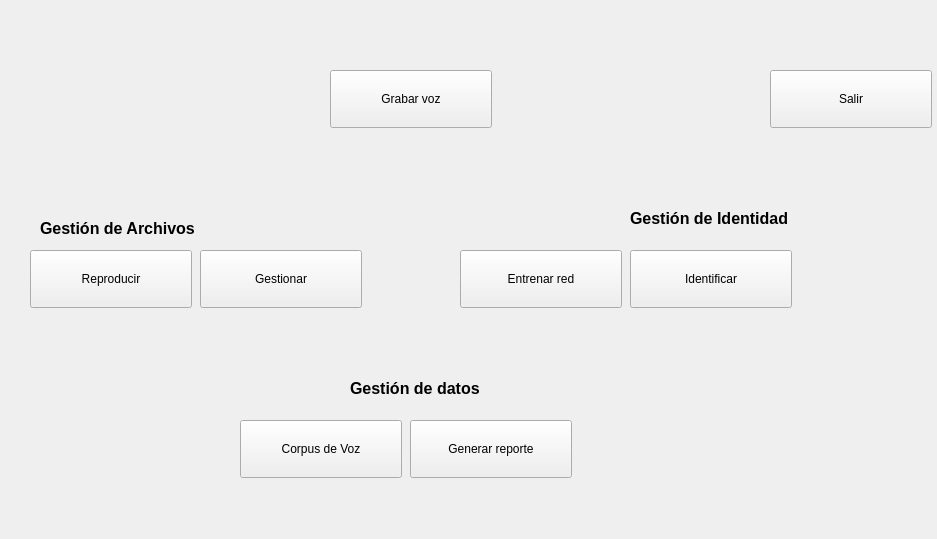
First picture: the form in srv/widget.ui, repository junkun/srv, before the edit.
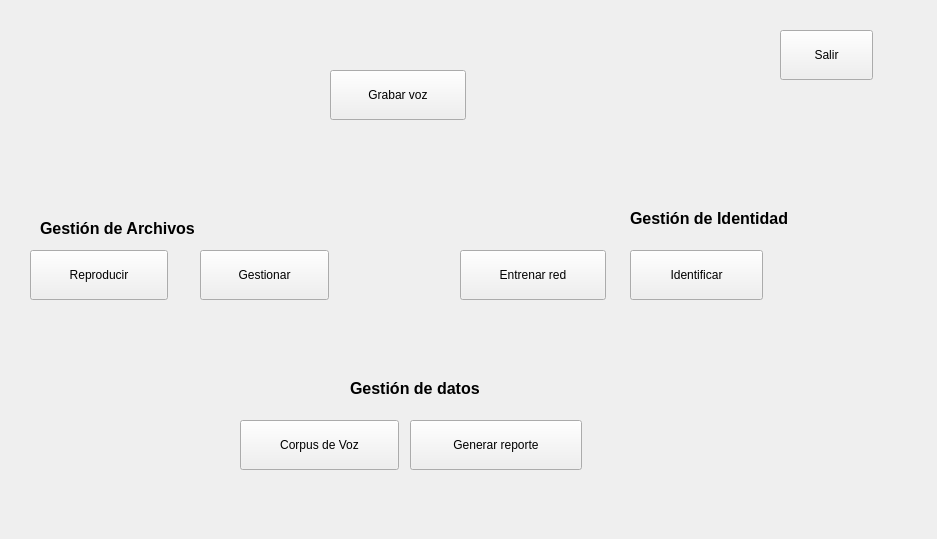
Second picture: the form after the edit. Icons and pictures are not drawn.

Diff of the .ui file:
```diff
--- a/srv/widget.ui
+++ b/srv/widget.ui
@@ -22,8 +22,8 @@
     <rect>
      <x>200</x>
      <y>250</y>
-     <width>162</width>
-     <height>58</height>
+     <width>129</width>
+     <height>50</height>
     </rect>
    </property>
    <property name="text">
@@ -45,8 +45,8 @@
     <rect>
      <x>460</x>
      <y>250</y>
-     <width>162</width>
-     <height>58</height>
+     <width>146</width>
+     <height>50</height>
     </rect>
    </property>
    <property name="text">
@@ -86,10 +86,10 @@
   <widget class="QPushButton" name="close">
    <property name="geometry">
     <rect>
-     <x>770</x>
-     <y>70</y>
-     <width>162</width>
-     <height>58</height>
+     <x>780</x>
+     <y>30</y>
+     <width>93</width>
+     <height>50</height>
     </rect>
    </property>
    <property name="text">
@@ -111,8 +111,8 @@
     <rect>
      <x>30</x>
      <y>250</y>
-     <width>162</width>
-     <height>58</height>
+     <width>138</width>
+     <height>50</height>
     </rect>
    </property>
    <property name="text">
@@ -154,8 +154,8 @@
     <rect>
      <x>410</x>
      <y>420</y>
-     <width>162</width>
-     <height>58</height>
+     <width>172</width>
+     <height>50</height>
     </rect>
    </property>
    <property name="text">
@@ -177,8 +177,8 @@
     <rect>
      <x>630</x>
      <y>250</y>
-     <width>162</width>
-     <height>58</height>
+     <width>133</width>
+     <height>50</height>
     </rect>
    </property>
    <property name="text">
@@ -200,8 +200,8 @@
     <rect>
      <x>330</x>
      <y>70</y>
-     <width>162</width>
-     <height>58</height>
+     <width>136</width>
+     <height>50</height>
     </rect>
    </property>
    <property name="text">
@@ -223,8 +223,8 @@
     <rect>
      <x>240</x>
      <y>420</y>
-     <width>162</width>
-     <height>58</height>
+     <width>159</width>
+     <height>50</height>
     </rect>
    </property>
    <property name="baseSize">
```
Left out of the diff: 62 changed lines with no effect on the pictures.
